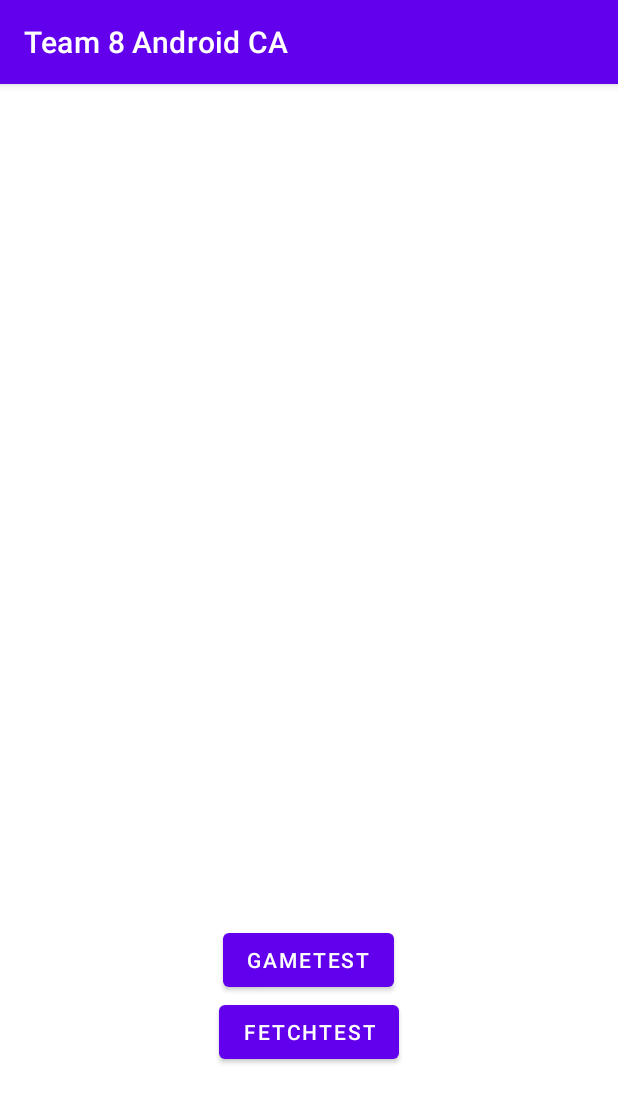
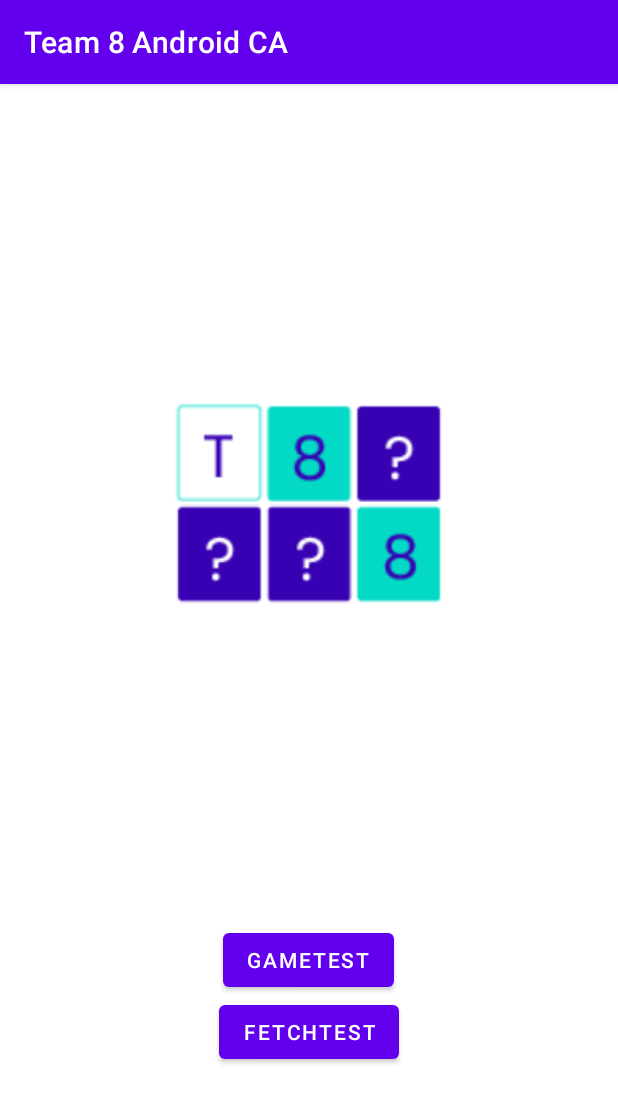
Before and after one commit to sink257/team8_android_ca, an Android app: the screen it shows after launch (MainActivity), on a phone screen of 412 x 824 dp. Shown: the top 1103 px of the screen. Run offline under Robolectric (Android 15) with nearby library versions, the phone set to English and light mode, and no system bars.

Commit message:
add logo

```diff
--- a/app/src/main/res/layout/activity_main.xml
+++ b/app/src/main/res/layout/activity_main.xml
@@ -4,6 +4,18 @@
     xmlns:tools="http://schemas.android.com/tools"
     android:layout_width="match_parent"
     android:layout_height="match_parent">
+
+    <ImageView
+        android:id="@+id/logo"
+        android:layout_width="180dp"
+        android:layout_height="150dp"
+        android:src="@drawable/logo"
+        app:layout_constraintBottom_toTopOf="@+id/btnGame"
+        app:layout_constraintLeft_toLeftOf="parent"
+        app:layout_constraintRight_toRightOf="parent"
+        app:layout_constraintTop_toTopOf="parent">
+
+    </ImageView>
 
     <Button
         android:id="@+id/btnGame"
```
Also changed, not shown: app/src/main/res/drawable-v24/logo.png (added).
